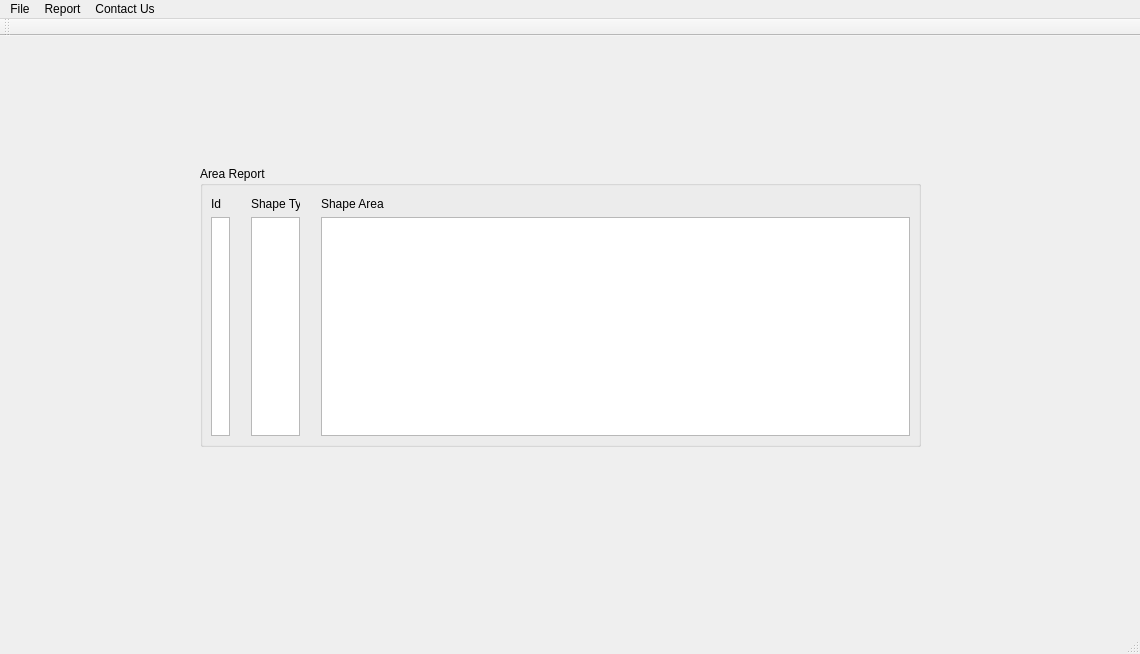
Qt form Fresh-Start/mainwindow.ui (akarapetian/Brogrammers-2D-Shape-Drawer) before a commit.
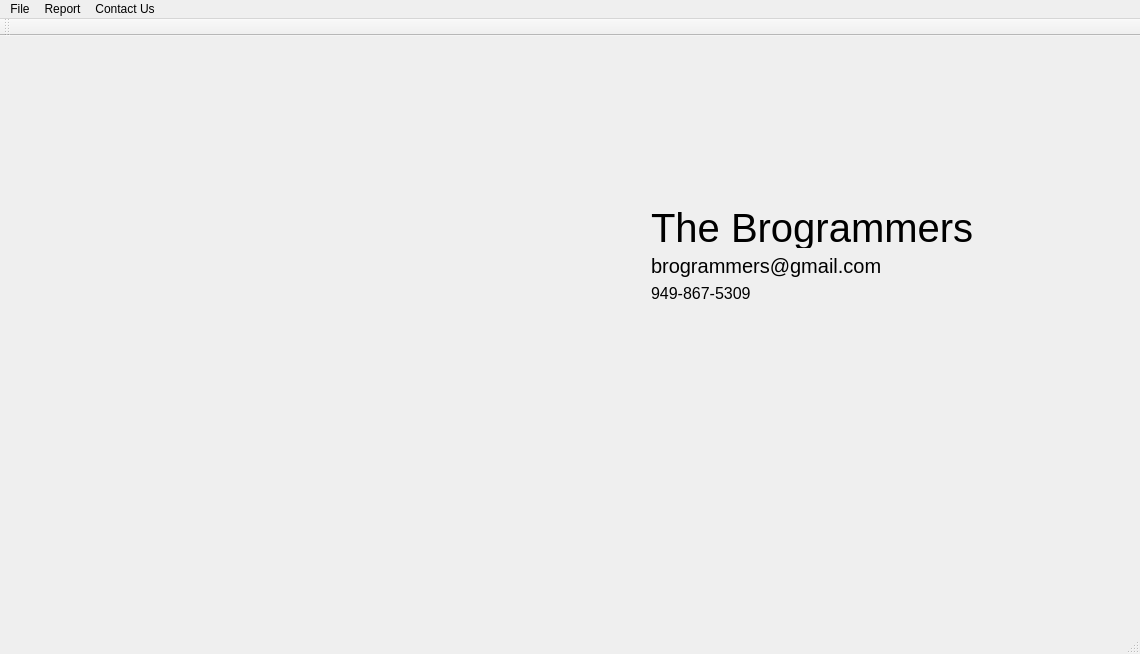
The same form after that commit. Icons and pictures are not drawn. Custom widgets are drawn as their Qt base class.

```diff
--- a/Fresh-Start/mainwindow.ui
+++ b/Fresh-Start/mainwindow.ui
@@ -24,7 +24,7 @@
      </rect>
     </property>
     <property name="currentIndex">
-     <number>5</number>
+     <number>6</number>
     </property>
     <widget class="QWidget" name="BlankPage"/>
     <widget class="QWidget" name="LoginPage">
@@ -314,6 +314,72 @@
       </widget>
      </widget>
     </widget>
+    <widget class="QWidget" name="ContactUsPage">
+     <widget class="QLabel" name="logo">
+      <property name="geometry">
+       <rect>
+        <x>50</x>
+        <y>150</y>
+        <width>661</width>
+        <height>401</height>
+       </rect>
+      </property>
+      <property name="text">
+       <string/>
+      </property>
+      <property name="pixmap">
+       <pixmap resource="resource.qrc">:/new/prefix/bro.png</pixmap>
+      </property>
+     </widget>
+     <widget class="QWidget" name="">
+      <property name="geometry">
+       <rect>
+        <x>630</x>
+        <y>150</y>
+        <width>400</width>
+        <height>118</height>
+       </rect>
+      </property>
+      <layout class="QVBoxLayout" name="verticalLayout_8">
+       <item>
+        <widget class="QLabel" name="label_10">
+         <property name="font">
+          <font>
+           <pointsize>30</pointsize>
+          </font>
+         </property>
+         <property name="text">
+          <string>The Brogrammers</string>
+         </property>
+        </widget>
+       </item>
+       <item>
+        <widget class="QLabel" name="label_11">
+         <property name="font">
+          <font>
+           <pointsize>15</pointsize>
+          </font>
+         </property>
+         <property name="text">
+          <string>brogrammers@gmail.com</string>
+         </property>
+        </widget>
+       </item>
+       <item>
+        <widget class="QLabel" name="label_12">
+         <property name="font">
+          <font>
+           <pointsize>12</pointsize>
+          </font>
+         </property>
+         <property name="text">
+          <string>949-867-5309</string>
+         </property>
+        </widget>
+       </item>
+      </layout>
+     </widget>
+    </widget>
    </widget>
   </widget>
   <widget class="QMenuBar" name="menuBar">
```
Left out of the diff: 10 changed lines with no effect on the pictures.
